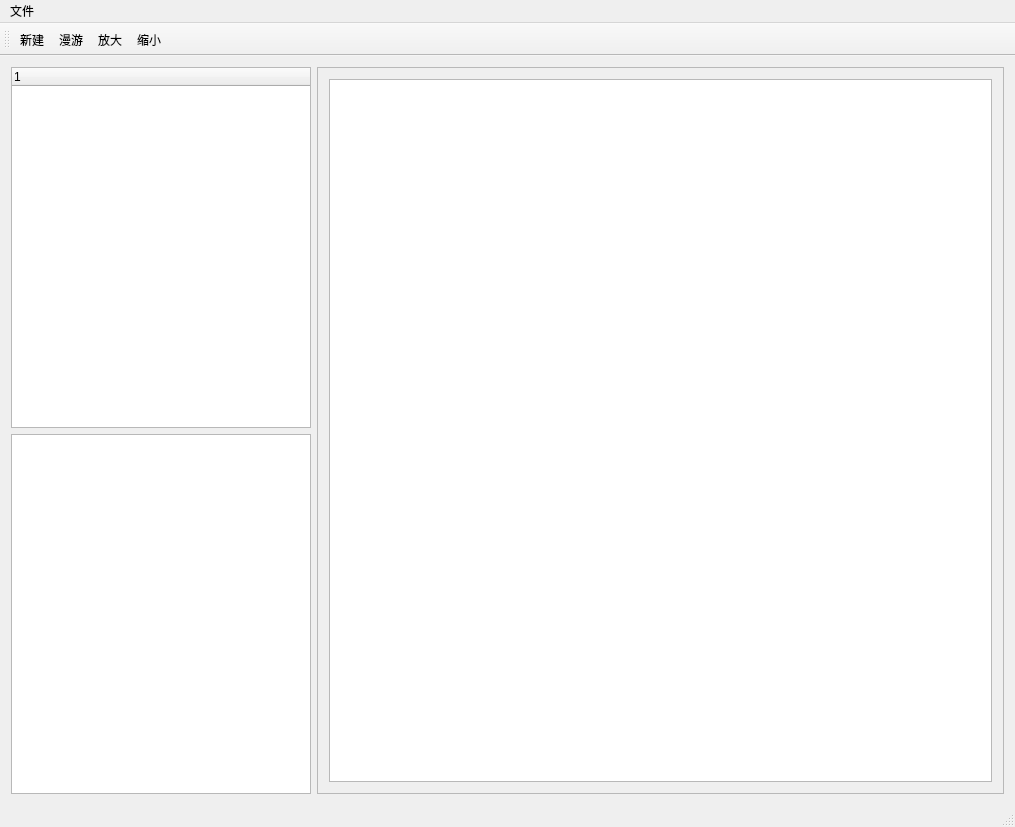
Old version of the form mainwindow.ui in the repository wishingwings/MainWindow.
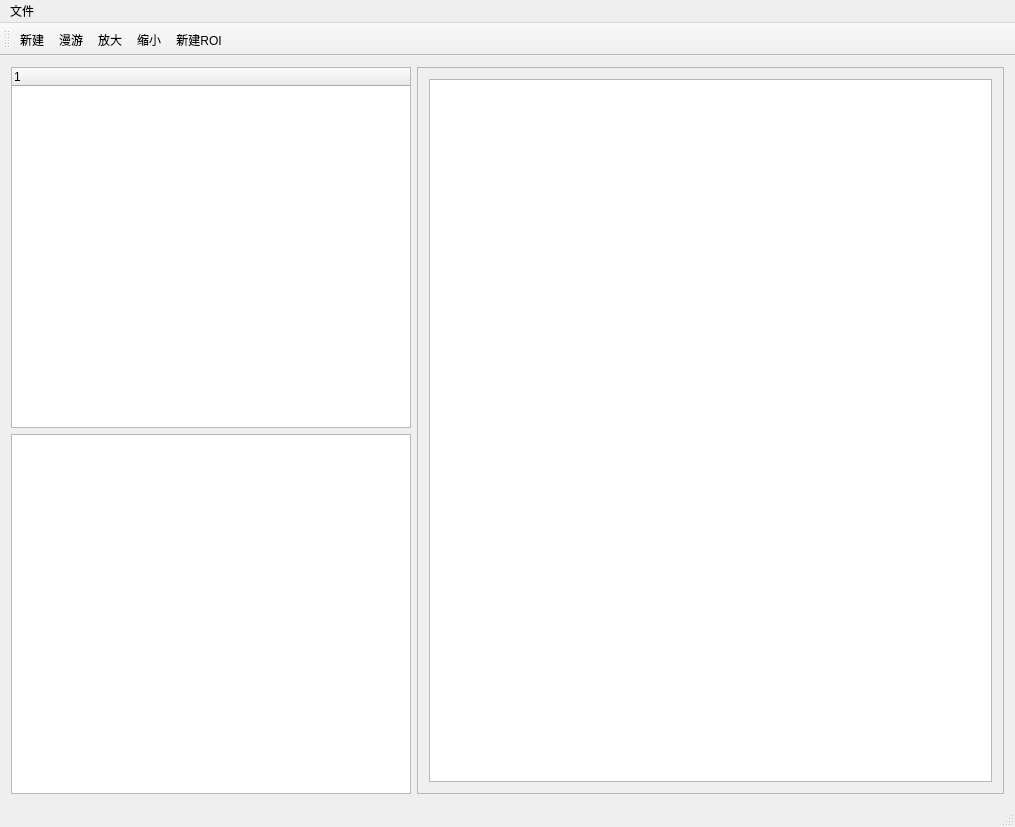
New version of the form.

The edit to the form file:
```diff
--- a/mainwindow.ui
+++ b/mainwindow.ui
@@ -25,7 +25,7 @@
       </property>
       <property name="minimumSize">
        <size>
-        <width>300</width>
+        <width>400</width>
         <height>0</height>
        </size>
       </property>
@@ -41,10 +41,15 @@
       </property>
       <property name="minimumSize">
        <size>
-        <width>300</width>
+        <width>400</width>
         <height>0</height>
        </size>
       </property>
+      <column>
+       <property name="text">
+        <string notr="true">1</string>
+       </property>
+      </column>
      </widget>
     </item>
     <item row="0" column="1" rowspan="2">
@@ -57,7 +62,7 @@
         <rect>
          <x>0</x>
          <y>0</y>
-         <width>684</width>
+         <width>584</width>
          <height>727</height>
         </rect>
        </property>
@@ -120,6 +125,7 @@
    <addaction name="PanAction"/>
    <addaction name="MagnifyAction"/>
    <addaction name="ReductionAction"/>
+   <addaction name="NewROIAction"/>
   </widget>
   <widget class="QStatusBar" name="statusBar"/>
   <action name="openAction">
@@ -159,6 +165,14 @@
     <string>图像缩小</string>
    </property>
   </action>
+  <action name="NewROIAction">
+   <property name="text">
+    <string>新建ROI</string>
+   </property>
+   <property name="toolTip">
+    <string>选择ROI</string>
+   </property>
+  </action>
  </widget>
  <layoutdefault spacing="6" margin="11"/>
  <resources>
```
